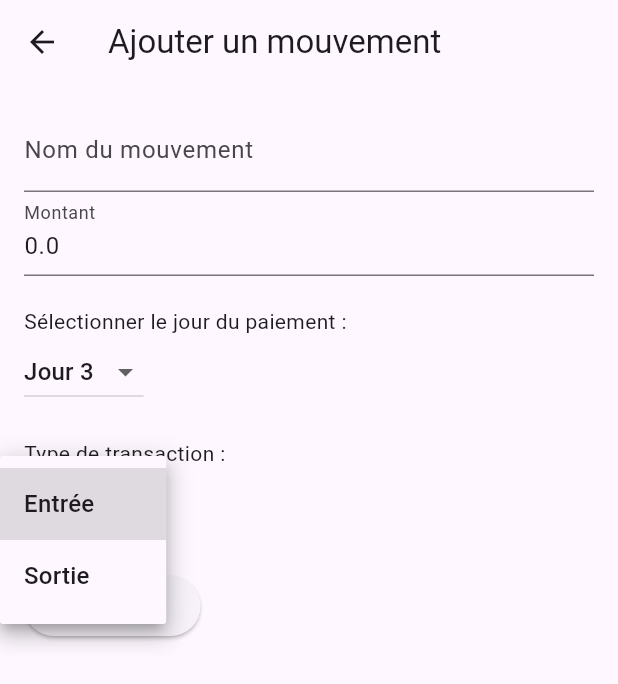
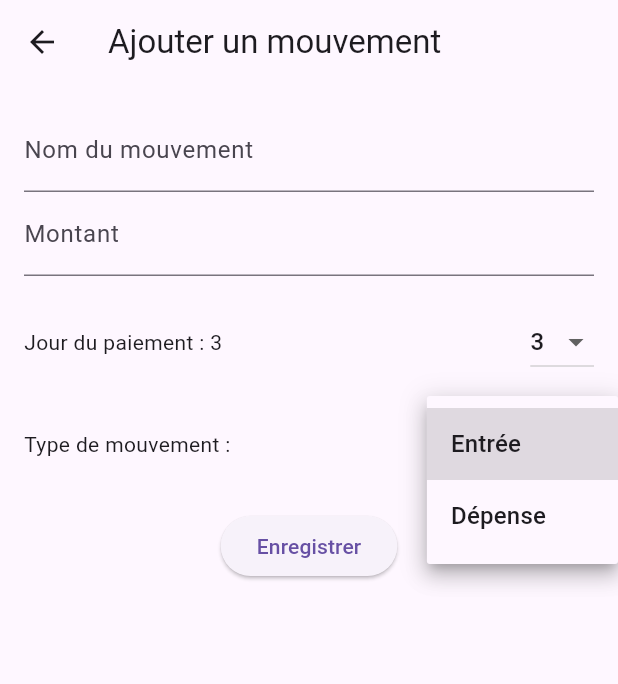
Before and after one commit to salimyes/compter_ses_sous, a Flutter app: the AddMovementScreen screen opened directly, after a tap on "Entrée", on a phone screen of 412 x 824 dp. Shown: the top 684 px of the screen. Run offline on Flutter 3.47's test engine with Material 3 defaults, Android fonts, the phone set to English and light mode, and no system bars.

Commit message:
Modification placement bouton écran d'ajout de mouvement, Suppréssion du placeholder du montant

```diff
--- a/lib/screens/add_movement_screen.dart
+++ b/lib/screens/add_movement_screen.dart
@@ -13,17 +13,37 @@ class AddMovementScreen extends StatefulWidget {
 class _AddMovementScreenState extends State<AddMovementScreen> {
   final _formKey = GlobalKey<FormState>();
   late String name;
-  late double amount;
+  late String amountText; // Stocke le texte du montant
   late int selectedDay;
-  String transactionType = 'Entrée'; // Valeurs possibles : Entrée, Sortie
+  late String selectedType; // "Entrée" ou "Dépense"
+  final TextEditingController _amountController = TextEditingController();
 
   @override
   void initState() {
     super.initState();
     name = widget.movement?.name ?? '';
-    amount = widget.movement?.amount.abs() ?? 0.0; // Toujours positif en entrée
+    amountText = widget.movement?.amount != null && widget.movement!.amount != 0
+        ? widget.movement!.amount.toString()
+        : ''; // Par défaut, champ vide
     selectedDay = widget.movement?.date.day ?? DateTime.now().day;
-    transactionType = (widget.movement?.amount ?? 0) >= 0 ? 'Entrée' : 'Sortie';
+    selectedType = widget.movement?.amount != null && widget.movement!.amount < 0
+        ? 'Dépense'
+        : 'Entrée';
+
+    _amountController.text = amountText;
+
+    // Efface le texte dès que l'utilisateur clique dans le champ
+    _amountController.addListener(() {
+      if (_amountController.text == '0.0') {
+        _amountController.clear();
+      }
+    });
+  }
+
+  @override
+  void dispose() {
+    _amountController.dispose();
+    super.dispose();
   }
 
   @override
@@ -35,58 +55,94 @@ class _AddMovementScreenState extends State<AddMovementScreen> {
         child: Form(
           key: _formKey,
           child: Column(
-            crossAxisAlignment: CrossAxisAlignment.start,
             children: [
+              // Nom du mouvement
               TextFormField(
                 initialValue: name,
                 decoration: InputDecoration(labelText: 'Nom du mouvement'),
                 onChanged: (value) => name = value,
               ),
+
+              // Montant du mouvement
               TextFormField(
-                initialValue: amount.toString(),
+                controller: _amountController,
                 decoration: InputDecoration(labelText: 'Montant'),
                 keyboardType: TextInputType.number,
                 onChanged: (value) {
-                  double? enteredAmount = double.tryParse(value);
-                  if (enteredAmount != null && enteredAmount >= 0) {
-                    amount = enteredAmount;
-                  }
+                  amountText = value;
                 },
               ),
+
               SizedBox(height: 20),
-              Text("Sélectionner le jour du paiement :"),
-              DropdownButton<int>(
-                value: selectedDay,
-                items: List.generate(31, (index) => index + 1)
-                    .map((day) => DropdownMenuItem(value: day, child: Text("Jour $day")))
-                    .toList(),
-                onChanged: (value) {
-                  setState(() {
-                    selectedDay = value!;
-                  });
-                },
+
+              // Sélection du jour du mois
+              Row(
+                mainAxisAlignment: MainAxisAlignment.spaceBetween,
+                children: [
+                  Text('Jour du paiement : $selectedDay'),
+                  DropdownButton<int>(
+                    value: selectedDay,
+                    items: List.generate(31, (index) => index + 1)
+                        .map((day) => DropdownMenuItem(
+                      value: day,
+                      child: Text(day.toString()),
+                    ))
+                        .toList(),
+                    onChanged: (value) {
+                      if (value != null) {
+                        setState(() {
+                          selectedDay = value;
+                        });
+                      }
+                    },
+                  ),
+                ],
               ),
+
               SizedBox(height: 20),
-              Text("Type de transaction :"),
-              DropdownButton<String>(
-                value: transactionType,
-                items: ['Entrée', 'Sortie']
-                    .map((type) => DropdownMenuItem(value: type, child: Text(type)))
-                    .toList(),
-                onChanged: (value) {
-                  setState(() {
-                    transactionType = value!;
-                  });
-                },
+
+              // Sélection du type de mouvement
+              Row(
+                mainAxisAlignment: MainAxisAlignment.spaceBetween,
+                children: [
+                  Text('Type de mouvement :'),
+                  DropdownButton<String>(
+                    value: selectedType,
+                    items: ['Entrée', 'Dépense']
+                        .map((type) => DropdownMenuItem(
+                      value: type,
+                      child: Text(type),
+                    ))
+                        .toList(),
+                    onChanged: (value) {
+                      if (value != null) {
+                        setState(() {
+                          selectedType = value;
+                        });
+                      }
+                    },
+                  ),
+                ],
               ),
+
               SizedBox(height: 20),
+
+              // Bouton d'enregistrement
               ElevatedButton(
                 onPressed: () {
                   if (_formKey.currentState!.validate()) {
-                    double finalAmount = transactionType == 'Sortie' ? -amount : amount;
+                    double amount = double.tryParse(amountText) ?? 0.0;
+                    if (selectedType == 'Dépense' && amount > 0) {
+                      amount = -amount; // Convertir en négatif si c'est une dépense
+                    }
+
                     Navigator.pop(
                       context,
-                      Movement(name: name, amount: finalAmount, date: DateTime(DateTime.now().year, DateTime.now().month, selectedDay)),
+                      Movement(
+                        name: name,
+                        amount: amount,
+                        date: DateTime(DateTime.now().year, DateTime.now().month, selectedDay),
+                      ),
                     );
                   }
                 },
```
